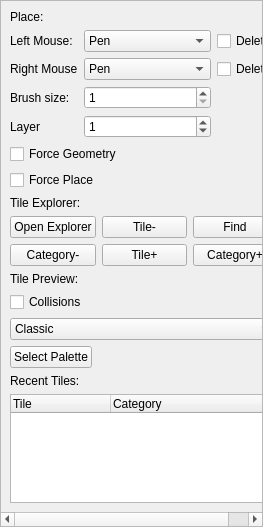
Above: ui/uifiles/editors/tiles.ui from timofey260/RWE-Sharp before the change. Below: the same form after it.
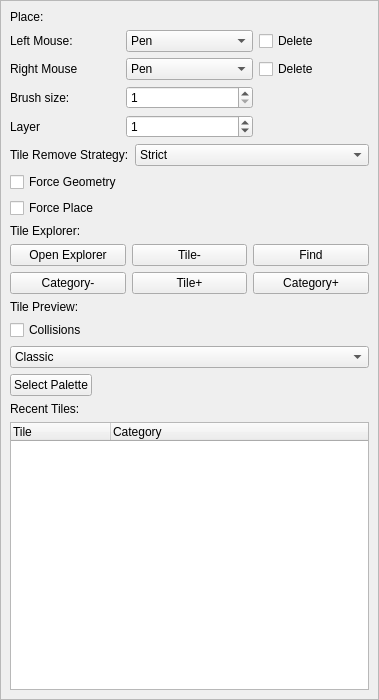
That is the form after the change. Icons and pictures are not drawn.

Commit message: tile removing

```diff
--- a/ui/uifiles/editors/tiles.ui
+++ b/ui/uifiles/editors/tiles.ui
@@ -6,8 +6,8 @@
    <rect>
     <x>0</x>
     <y>0</y>
-    <width>263</width>
-    <height>527</height>
+    <width>379</width>
+    <height>700</height>
    </rect>
   </property>
   <property name="windowTitle">
@@ -36,8 +36,8 @@
        <rect>
         <x>0</x>
         <y>0</y>
-        <width>261</width>
-        <height>525</height>
+        <width>377</width>
+        <height>698</height>
        </rect>
       </property>
       <layout class="QVBoxLayout" name="verticalLayout_2">
@@ -281,6 +281,37 @@
          </item>
         </layout>
        </item>
+       <item>
+        <layout class="QHBoxLayout" name="horizontalLayout">
+         <item>
+          <widget class="QLabel" name="label_9">
+           <property name="text">
+            <string>Tile Remove Strategy:</string>
+           </property>
+          </widget>
+         </item>
+         <item>
+          <widget class="QComboBox" name="StrictMode">
+           <property name="sizePolicy">
+            <sizepolicy hsizetype="Expanding" vsizetype="Fixed">
+             <horstretch>0</horstretch>
+             <verstretch>0</verstretch>
+            </sizepolicy>
+           </property>
+           <item>
+            <property name="text">
+             <string>Strict</string>
+            </property>
+           </item>
+           <item>
+            <property name="text">
+             <string>Full</string>
+            </property>
+           </item>
+          </widget>
+         </item>
+        </layout>
+       </item>
        <item>
         <widget class="QCheckBox" name="ForceGeo">
          <property name="text">
```
Left out of the diff: 2 changed lines with no effect on the pictures. The commit also changes 5 other files.
